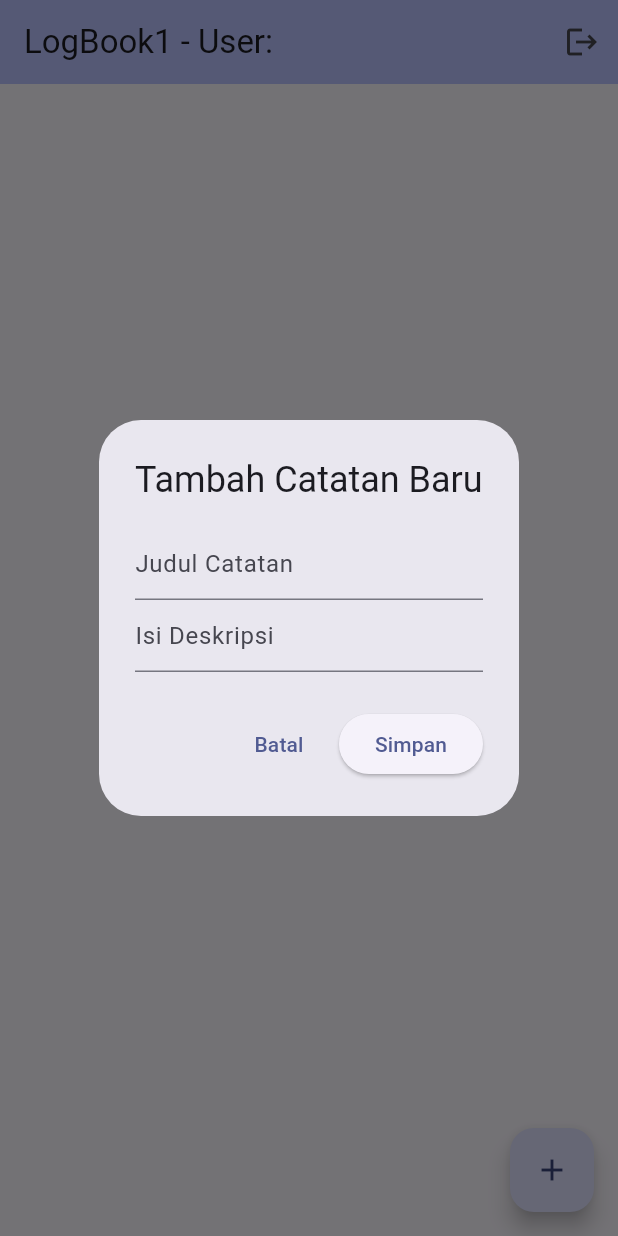
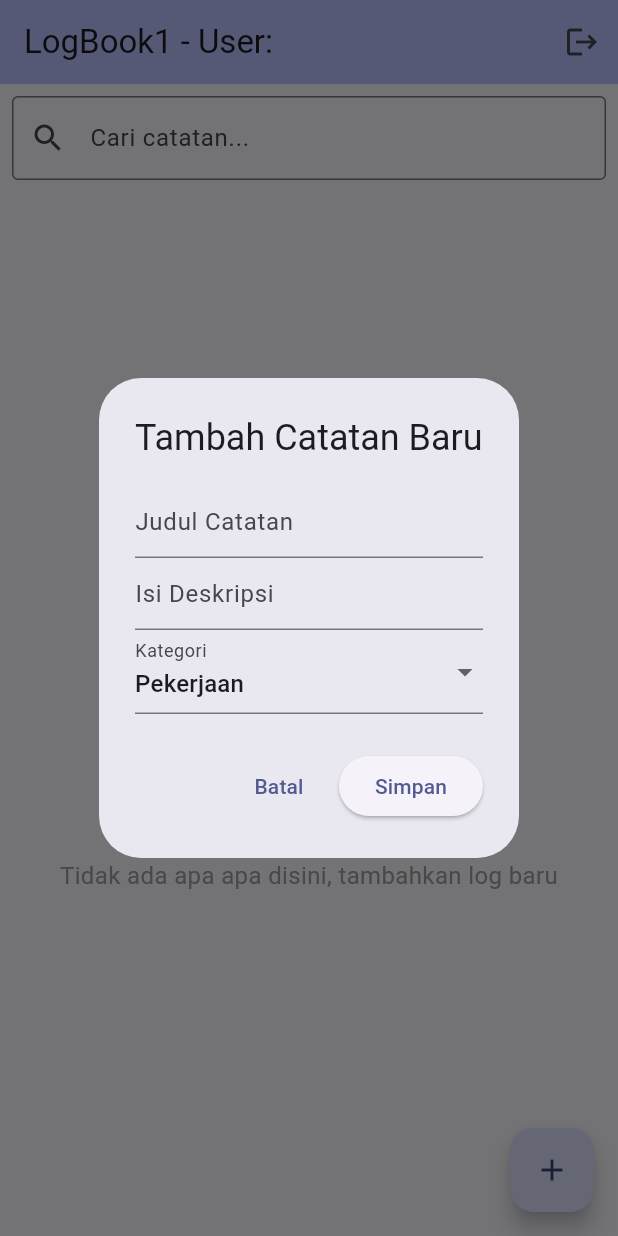
Before and after one commit to Abdurahman-Nur-Fadilah/logbook_app_001, a Flutter app: the LogView screen opened directly with empty values, after a tap on the "add" icon, on a phone screen of 412 x 824 dp. Run offline on Flutter 3.47's test engine with Material 3 defaults, Android fonts, the phone set to English and light mode, and no system bars; our stand-ins replace shared_preferences; accounts and stored records are empty.

Commit message:
week 3 part 2

```diff
--- a/lib/features/logbook/log_controller.dart
+++ b/lib/features/logbook/log_controller.dart
@@ -5,29 +5,70 @@ import 'package:logbook_app_001/features/logbook/models/log_model.dart';
 
 class LogController {
   final ValueNotifier<List<LogModel>> logsNotifier = ValueNotifier([]);
+  final ValueNotifier<List<LogModel>> filteredLogsNotifier = ValueNotifier([]);
   static const String _storageKey = 'user_logs_data';
+  String _searchQuery = '';
+
+  static const List<String> categories = ['Pekerjaan', 'Pribadi', 'Urgent'];
+
+  Color getColorForCategory(String category) {
+    switch (category) {
+      case 'Pekerjaan':
+        return Colors.yellow.shade200;
+      case 'Pribadi':
+        return Colors.green.shade200;
+      case 'Urgent':
+        return Colors.red.shade200;
+      default:
+        return Colors.white;
+    }
+  }
 
   LogController() { loadFromDisk(); }
 
-  void addLog(String title, String desc) {
-    final newLog = LogModel(title: title, description: desc, date: DateTime.now().toString());
+  void addLog(String title, String desc, String category) {
+    final newLog = LogModel(title: title, description: desc, date: DateTime.now().toString(), category: category);
     logsNotifier.value = [...logsNotifier.value, newLog];
+    _filterLogs();
     saveToDisk();
   }
 
-  void updateLog(int index, String title, String desc) {
+  void updateLog(LogModel oldLog, String title, String desc, String category) {
     final currentLogs = List<LogModel>.from(logsNotifier.value);
-    currentLogs[index] = LogModel(title: title, description: desc, date: DateTime.now().toString());
+    final index = currentLogs.indexOf(oldLog);
+    if (index != -1) {
+      currentLogs[index] = LogModel(title: title, description: desc, date: oldLog.date, category: category);
+      logsNotifier.value = currentLogs;
+      _filterLogs();
+      saveToDisk();
+    }
+  }
+
+  void removeLog(LogModel log) {
+    final currentLogs = List<LogModel>.from(logsNotifier.value);
+    currentLogs.remove(log);
     logsNotifier.value = currentLogs;
+    _filterLogs();
     saveToDisk();
   }
 
-  void removeLog(int index) {
-    final currentLogs = List<LogModel>.from(logsNotifier.value);
-    currentLogs.removeAt(index);
-    logsNotifier.value = currentLogs;
-    saveToDisk();
+  void setSearchQuery(String query) {
+    _searchQuery = query.toLowerCase();
+    _filterLogs();
   }
+
+  void _filterLogs() {
+    if (_searchQuery.isEmpty) {
+      filteredLogsNotifier.value = logsNotifier.value;
+    } else {
+      filteredLogsNotifier.value = logsNotifier.value.where((log) =>
+        log.title.toLowerCase().contains(_searchQuery) ||
+        log.description.toLowerCase().contains(_searchQuery)
+      ).toList();
+    }
+  }
+
+  bool get isSearchActive => _searchQuery.isNotEmpty;
 
   // Fungsi baru: Mengubah List<LogModel> menjadi JSON String (serialization)
   String serializeLogs() {
@@ -42,7 +83,7 @@ class LogController {
 
   Future<void> saveToDisk() async {
     final prefs = await SharedPreferences.getInstance();
-    final String encodedData = serializeLogs();  // Gunakan fungsi baru
+    final String encodedData = serializeLogs();
     await prefs.setString(_storageKey, encodedData);
   }
 
@@ -50,7 +91,8 @@ class LogController {
     final prefs = await SharedPreferences.getInstance();
     final String? data = prefs.getString(_storageKey);
     if (data != null) {
-      deserializeLogs(data);  // Gunakan fungsi baru
+      deserializeLogs(data);
     }
+    _filterLogs();
   }
 }
--- a/lib/features/logbook/log_view.dart
+++ b/lib/features/logbook/log_view.dart
@@ -15,14 +15,17 @@ class LogView extends StatefulWidget {
 
     final TextEditingController _titleController = TextEditingController();
     final TextEditingController _contentController = TextEditingController();
+    final TextEditingController _searchController = TextEditingController();
+    final TextEditingController _categoryController = TextEditingController();
 
     void _showAddLogDialog() {
+      _categoryController.text = LogController.categories[0];
       showDialog(
         context: context,
         builder: (context) => AlertDialog(
           title: const Text("Tambah Catatan Baru"),
           content: Column(
-            mainAxisSize: MainAxisSize.min, // Agar dialog tidak memenuhi layar
+            mainAxisSize: MainAxisSize.min,
             children: [
               TextField(
                 controller: _titleController,
@@ -32,27 +35,41 @@ class LogView extends StatefulWidget {
                 controller: _contentController,
                 decoration: const InputDecoration(hintText: "Isi Deskripsi"),
               ),
+              DropdownButtonFormField<String>(
+                initialValue: _categoryController.text,
+                items: LogController.categories.map((String value) {
+                  return DropdownMenuItem<String>(
+                    value: value,
+                    child: Text(value),
+                  );
+                }).toList(),
+                onChanged: (String? newValue) {
+                  setState(() {
+                    _categoryController.text = newValue!;
+                  });
+                },
+                decoration: const InputDecoration(labelText: 'Kategori'),
+              ),
             ],
           ),
           actions: [
             TextButton(
-              onPressed: () => Navigator.pop(context), // Tutup tanpa simpan
+              onPressed: () => Navigator.pop(context),
               child: const Text("Batal"),
             ),
             ElevatedButton(
               onPressed: () {
-                // Jalankan fungsi tambah di Controller
                 _controller.addLog(
                   _titleController.text,
-                  _contentController.text
+                  _contentController.text,
+                  _categoryController.text
                 );
 
-                // Trigger UI Refresh
                 setState(() {});
 
-                // Bersihkan input dan tutup dialog
                 _titleController.clear();
                 _contentController.clear();
+                _categoryController.clear();
                 Navigator.pop(context);
               },
               child: const Text("Simpan"),
@@ -62,9 +79,10 @@ class LogView extends StatefulWidget {
       );
     }
 
-    void _showEditLogDialog(int index, LogModel log) {
+    void _showEditLogDialog(LogModel log) {
       _titleController.text = log.title;
       _contentController.text = log.description;
+      _categoryController.text = log.category;
       showDialog(
         context: context,
         builder: (context) => AlertDialog(
@@ -74,15 +92,31 @@ class LogView extends StatefulWidget {
             children: [
               TextField(controller: _titleController),
               TextField(controller: _contentController),
+              DropdownButtonFormField<String>(
+                initialValue: _categoryController.text,
+                items: LogController.categories.map((String value) {
+                  return DropdownMenuItem<String>(
+                    value: value,
+                    child: Text(value),
+                  );
+                }).toList(),
+                onChanged: (String? newValue) {
+                  setState(() {
+                    _categoryController.text = newValue!;
+                  });
+                },
+                decoration: const InputDecoration(labelText: 'Kategori'),
+              ),
             ],
           ),
           actions: [
             TextButton(onPressed: () => Navigator.pop(context), child: const Text("Batal")),
             ElevatedButton(
               onPressed: () {
-                _controller.updateLog(index, _titleController.text, _contentController.text);
+                _controller.updateLog(log, _titleController.text, _contentController.text, _categoryController.text);
                 _titleController.clear();
                 _contentController.clear();
+                _categoryController.clear();
                 Navigator.pop(context);
               },
               child: const Text("Update"),
@@ -119,18 +153,14 @@ class LogView extends StatefulWidget {
                     title: const Text("Konfirmasi Logout"),
                     content: const Text("Apakah Anda yakin? Data yang belum disimpan mungkin akan hilang."),
                     actions: [
-                      // Tombol Batal
                       TextButton(
-                        onPressed: () => Navigator.pop(context), // Menutup dialog saja
+                        onPressed: () => Navigator.pop(context),
                         child: const Text("Batal"),
                       ),
-                      // Tombol Ya, Logout
                       TextButton(
                         onPressed: () {
-                          // Menutup dialog
                           Navigator.pop(context);
 
-                          // 2. Navigasi kembali ke Onboarding (Membersihkan Stack)
                           Navigator.pushAndRemoveUntil(
                             context,
                             MaterialPageRoute(builder: (context) => const OnboardingView()),
@@ -147,25 +177,60 @@ class LogView extends StatefulWidget {
           ),
         ],
       ),
-      body: ValueListenableBuilder<List<LogModel>>(
-        valueListenable: _controller.logsNotifier,
+      body: Column(
+        children: [
+          Padding(
+            padding: const EdgeInsets.all(8.0),
+            child: TextField(
+              controller: _searchController,
+              decoration: const InputDecoration(
+                hintText: "Cari catatan...",
+                prefixIcon: Icon(Icons.search),
+                border: OutlineInputBorder(),
+              ),
+              onChanged: (value) {
+                _controller.setSearchQuery(value);
+              },
+            ),
+          ),
+          Expanded(
+            child: ValueListenableBuilder<List<LogModel>>(
+              valueListenable: _controller.filteredLogsNotifier,
               builder: (context, currentLogs, child) {
-          if (currentLogs.isEmpty) return const Center(child: Text("Belum ada catatan."));
+                if (currentLogs.isEmpty) {
+                  return Center(
+                    child: Column(
+                      mainAxisAlignment: MainAxisAlignment.center,
+                      children: [
+                        Image.asset('assets/images/didntfound.png', width: 200, height: 200),
+                        const SizedBox(height: 16),
+                        Text(
+                          _controller.isSearchActive
+                            ? "Tidak ditemukan log yang cocok dengan pencarian."
+                            : "Tidak ada apa apa disini, tambahkan log baru",
+                          style: const TextStyle(fontSize: 16, color: Colors.grey),
+                          textAlign: TextAlign.center,
+                        ),
+                      ],
+                    ),
+                  );
+                }
                 return ListView.builder(
                   itemCount: currentLogs.length,
                   itemBuilder: (context, index) {
                     final log = currentLogs[index];
                     return Card(
+                      color: _controller.getColorForCategory(log.category),
                       child: ListTile(
                         leading: const Icon(Icons.note),
                         title: Text(log.title),
-                  subtitle: Text(log.description),
+                        subtitle: Text('${log.category}: ${log.description}'),
                         trailing: Wrap(
                           children: [
                             IconButton(icon: const Icon(Icons.edit, color: Colors.blue),
-                        onPressed: () => _showEditLogDialog(index, log)),
+                              onPressed: () => _showEditLogDialog(log)),
                             IconButton(icon: const Icon(Icons.delete, color: Colors.red),
-                        onPressed: () => _controller.removeLog(index)),
+                              onPressed: () => _controller.removeLog(log)),
                           ],
                         ),
                       ),
@@ -174,9 +239,12 @@ class LogView extends StatefulWidget {
                 );
               },
             ),
+          ),
+        ],
+      ),
 
       floatingActionButton: FloatingActionButton(
-        onPressed: _showAddLogDialog, // Panggil fungsi dialog yang baru dibuat
+        onPressed: _showAddLogDialog,
         child: const Icon(Icons.add),
       ),
 
--- a/lib/features/logbook/models/log_model.dart
+++ b/lib/features/logbook/models/log_model.dart
@@ -2,11 +2,13 @@ class LogModel {
   final String title;
   final String date;
   final String description;
+  final String category;
 
   LogModel({
     required this.title,
     required this.date,
     required this.description,
+    required this.category,
   });
 
   // Untuk Tugas HOTS: Konversi Map (JSON) ke Object
@@ -15,6 +17,7 @@ class LogModel {
       title: map['title'],
       date: map['date'],
       description: map['description'],
+      category: map['category'] ?? 'Lainnya',
     );
   }
 
@@ -24,6 +27,20 @@ class LogModel {
       'title': title,
       'date': date,
       'description': description,
+      'category': category,
     };
   }
+
+  @override
+  bool operator ==(Object other) {
+    if (identical(this, other)) return true;
+    return other is LogModel &&
+        other.title == title &&
+        other.date == date &&
+        other.description == description &&
+        other.category == category;
+  }
+
+  @override
+  int get hashCode => title.hashCode ^ date.hashCode ^ description.hashCode ^ category.hashCode;
 }
```
Also changed, not shown: assets/images/didntfound.png (added). Lines whose indentation alone changed are shown as unchanged.
